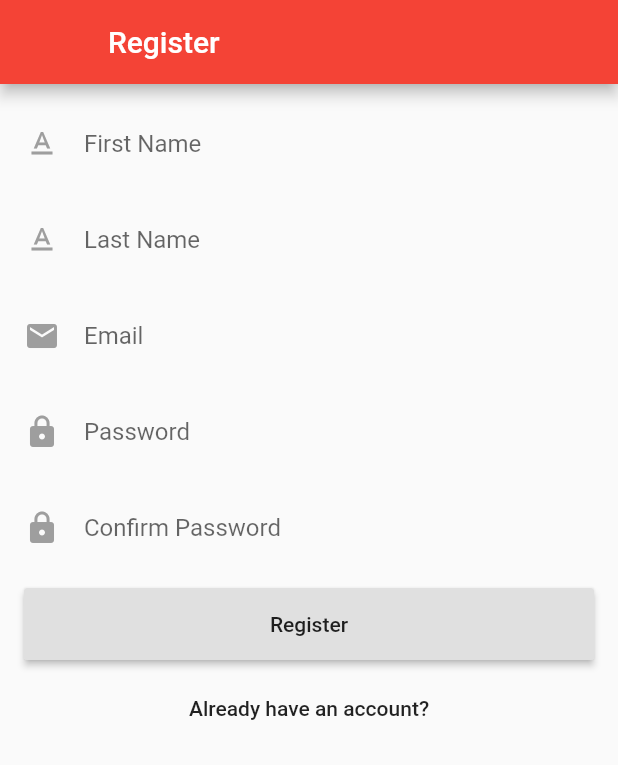
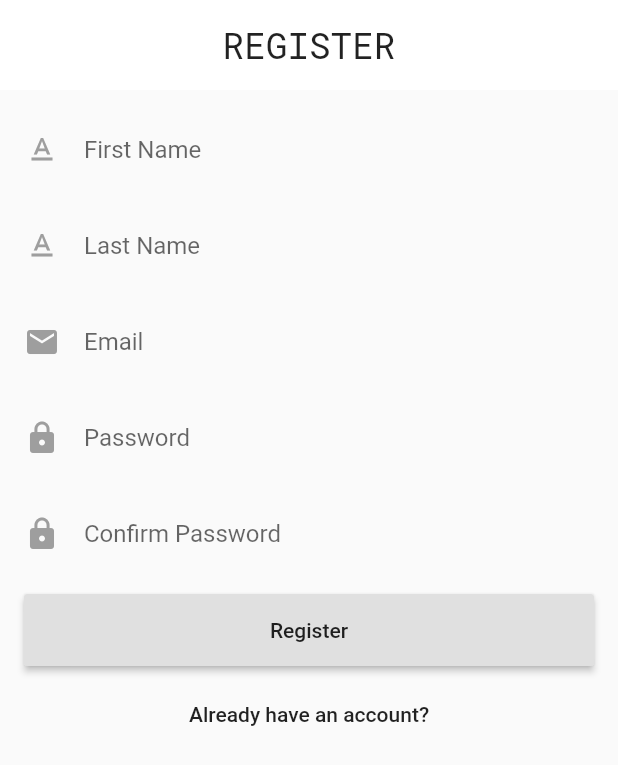
Before and after one commit to yuminoung/it_project, a Flutter app: the Register screen opened directly, on a phone screen of 412 x 824 dp. Shown: the top 765 px of the screen. Run offline on Flutter 3.47's test engine with Material 2 defaults, Android fonts, the phone set to English and light mode, and no system bars; our stand-ins replace cached_network_image, cloud_firestore, firebase_auth, firebase_storage, image_picker; accounts and stored records are empty.

Commit message:
minor bug fix when user able to slide back on login and register page, some minor update on landing page, delay for 2 seconds, visual update on login register and upload page, to use the custom app bar, custom post pop up menu button gesture update main update, remove named routes

```diff
--- a/lib/main.dart
+++ b/lib/main.dart
@@ -1,4 +1,5 @@
 import 'package:flutter/material.dart';
+
 import 'routes.dart';
 import 'theme.dart';
 
@@ -17,8 +18,7 @@ class _MyAppState extends State<MyApp> {
     return MaterialApp(
       theme: themeData,
       debugShowCheckedModeBanner: false,
-      initialRoute: '/landing',
-      routes: namedRoutes,
+      home: routes['/landing'],
     );
   }
 }
--- a/lib/pages/auth/register.dart
+++ b/lib/pages/auth/register.dart
@@ -1,6 +1,8 @@
 import 'package:flutter/material.dart';
 import 'package:firebase_auth/firebase_auth.dart';
 import 'package:cloud_firestore/cloud_firestore.dart';
+import 'package:it_project/widgets/all_widgets.dart';
+import 'package:it_project/routes.dart';
 
 class Register extends StatefulWidget {
   @override
@@ -16,9 +18,8 @@ class _RegisterState extends State<Register> {
   @override
   Widget build(BuildContext context) {
     return Scaffold(
-      appBar: AppBar(
-        leading: Container(),
-        title: Text('Register'),
+      appBar: CustomAppBar(
+        title: 'Register',
       ),
       body: Container(
         padding: EdgeInsets.all(8.0),
@@ -34,7 +35,12 @@ class _RegisterState extends State<Register> {
               FlatButton(
                 child: Text('Already have an account?'),
                 onPressed: () {
-                  Navigator.pushReplacementNamed(context, '/login');
+                  Navigator.pushReplacement(
+                    context,
+                    CustomSlideFromBottomPageRouteBuilder(
+                      widget: routes['/login'],
+                    ),
+                  );
                 },
               )
             ],
@@ -79,7 +85,6 @@ class _RegisterState extends State<Register> {
       ),
     );
   }
-
 
   Widget _emailField() {
     return Padding(
@@ -157,8 +162,10 @@ class _RegisterState extends State<Register> {
   }
 
   void registerUser() async {
-    if (_password != null && _email != null &&
-    _lastname != null && _firstname != null) {
+    if (_password != null &&
+        _email != null &&
+        _lastname != null &&
+        _firstname != null) {
       final auth = FirebaseAuth.instance;
 
       auth
@@ -180,7 +187,7 @@ class _RegisterState extends State<Register> {
         userUpdateInfo.displayName = _firstname.text + ' ' + _lastname.text;
         account.updateProfile(userUpdateInfo);
         account.reload();
-        Navigator.pushReplacementNamed(context, '/');
+        Navigator.pop(context);
       }).catchError((error) {
         print(error);
       });
--- a/lib/pages/bottom/bottom_home.dart
+++ b/lib/pages/bottom/bottom_home.dart
@@ -23,7 +23,10 @@ class _BottomHomeState extends State<BottomHome> {
           if (snapshot.hasError) return Text('Error: ${snapshot.error}');
           switch (snapshot.connectionState) {
             case ConnectionState.waiting:
-              return LinearProgressIndicator();
+              return LinearProgressIndicator(
+                backgroundColor: Color.fromRGBO(250, 250, 250, 0),
+                valueColor: AlwaysStoppedAnimation<Color>(Colors.redAccent),
+              );
             default:
               return ListView(
                 padding: EdgeInsets.fromLTRB(8, 8, 8, 0),
--- a/lib/routes.dart
+++ b/lib/routes.dart
@@ -2,19 +2,14 @@ import 'package:it_project/pages/bottom/bottom_family.dart';
 
 import 'pages/all_pages.dart';
 
-final namedRoutes = {
-  '/': (context) => Home(),
-  '/upload': (context) => Upload(),
-  '/register': (context) => Register(),
-  '/login': (context) => Login(),
-  '/landing': (context) => LandingPage(),
-};
-
 final routes = {
+  '/landing': LandingPage(),
   '/': Home(),
+  '/login': Login(),
+  '/register': Register(),
   '/upload': Upload(),
   '/bottom/home': BottomHome(),
   '/bottom/me': BottomMe(),
-  '/bottom/family':BottomFam(),
+  '/bottom/family': BottomFam(),
   '/settings': Settings(),
 };
```
Also changed, not shown: lib/pages/auth/login.dart (+20 -13 lines), lib/pages/bottom/bottom_me.dart (+33 -17 lines), lib/pages/landing.dart (+19 -9 lines), lib/pages/settings.dart (+15 -10 lines), lib/pages/upload.dart (+20 -10 lines), lib/widgets/custom_post.dart (+15 -14 lines), 2 other files.
